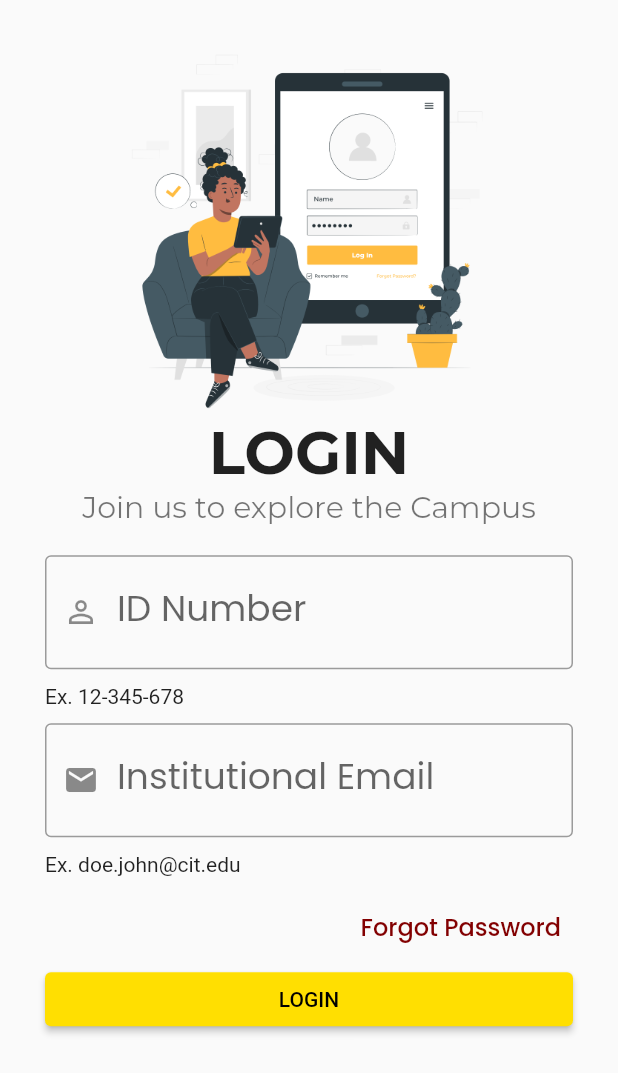
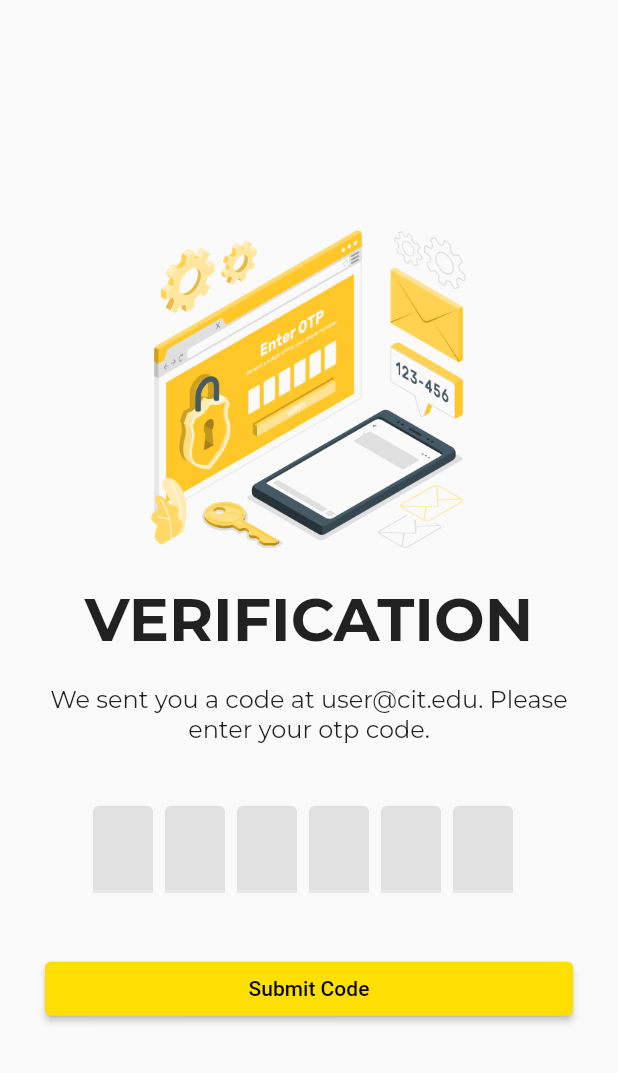
Before and after one commit to wyntrx/TeknoPath, a Flutter app: the LoginScreen screen opened directly, after a tap on "LOGIN", on a phone screen of 412 x 824 dp. Shown: the top 1073 px of the screen. Run offline on Flutter 3.47's test engine with Material 2 defaults, Android fonts, the phone set to English and light mode, and no system bars; drawn by our look-alikes of flutter_otp_text_field; our stand-ins replace get, google_fonts, lottie.

Commit message:
OTP Screen Created

```diff
--- a/teknopath_app/lib/main.dart
+++ b/teknopath_app/lib/main.dart
@@ -17,7 +17,6 @@ class MyApp extends StatelessWidget {
       theme: TAppTheme.lightTheme,
       darkTheme: TAppTheme.darkTheme,
       themeMode: ThemeMode.system,
-      title: 'Welcome to Flutter',
       home: const SplashScreen(),
     );
   }
--- a/teknopath_app/lib/src/features/authentication/screens/login_screen/login_form.dart
+++ b/teknopath_app/lib/src/features/authentication/screens/login_screen/login_form.dart
@@ -1,7 +1,8 @@
 import 'package:flutter/material.dart';
+import 'package:get/get.dart';
 import 'package:google_fonts/google_fonts.dart';
-import 'package:teknopath_app/src/constants/sizes.dart';
-import 'package:teknopath_app/src/constants/text_strings.dart';
+import 'package:teknopath_app/src/features/authentication/screens/login_screen/otp_screen/otp_screen.dart';
+import '../forgot_password/forgot_pass_option/forget_password_model_bottom_sheet.dart';
 
 class LoginForm extends StatelessWidget {
   const LoginForm({super.key});
@@ -15,12 +16,17 @@ class LoginForm extends StatelessWidget {
           crossAxisAlignment: CrossAxisAlignment.start,
           children: [
             TextFormField(
-              decoration: const InputDecoration(
-                prefixIcon: Icon(Icons.person_outline_outlined),
+              decoration: InputDecoration(
+                prefixIcon: const Icon(Icons.person_outline_outlined,
+                    color: Color(0xFF820001)),
                 labelText: "ID Number",
                 hintText: "Enter your ID number",
-                border: OutlineInputBorder(),
+                border: OutlineInputBorder(
+                  borderRadius: BorderRadius.circular(10.0),
+                ),
               ),
+              style: GoogleFonts.montserrat(
+                  fontSize: 18.0, fontWeight: FontWeight.w500),
             ),
             const SizedBox(
               height: 10,
@@ -32,12 +38,19 @@ class LoginForm extends StatelessWidget {
               height: 10,
             ),
             TextFormField(
-              decoration: const InputDecoration(
-                prefixIcon: Icon(Icons.email),
-                labelText: "Institutional Email",
+              decoration: InputDecoration(
+                prefixIcon: const Icon(
+                  Icons.email,
+                  color: Color(0xFF820001),
+                ),
+                labelText: "Email",
                 hintText: "Enter your Email",
-                border: OutlineInputBorder(),
+                border: OutlineInputBorder(
+                  borderRadius: BorderRadius.circular(10.0),
+                ),
               ),
+              style: GoogleFonts.montserrat(
+                  fontSize: 18.0, fontWeight: FontWeight.w500),
             ),
             const SizedBox(
               height: 10,
@@ -52,47 +65,7 @@ class LoginForm extends StatelessWidget {
               alignment: Alignment.centerRight,
               child: TextButton(
                 onPressed: () {
-                  showModalBottomSheet(
-                    context: context,
-                    shape: RoundedRectangleBorder(
-                        borderRadius: BorderRadius.circular(20.0)),
-                    builder: (context) => Container(
-                      padding: const EdgeInsets.all(tDefaultSize),
-                      child: Column(
-                        crossAxisAlignment: CrossAxisAlignment.start,
-                        children: [
-                          Text(
-                            tForgetPasswordTitle,
-                            style: GoogleFonts.montserrat(
-                              fontWeight: FontWeight.bold,
-                              fontSize: 30,
-                            ),
-                          ),
-                          Text(
-                            tForgetPasswordSubtitle,
-                            style: GoogleFonts.poppins(
-                              fontSize: 16,
-                            ),
-                          ),
-                          const SizedBox(height: tDefaultSize),
-                          ForgetPasswordBtnWidget(
-                            btnIcon: Icons.mail_outline_rounded,
-                            title: tEmail,
-                            subtitle: tResetViaEmail,
-                            onTap: () {},
-                          ),
-                          const SizedBox(height: tDefaultSize),
-                          ForgetPasswordBtnWidget(
-                            btnIcon: Icons.mobile_friendly_rounded,
-                            title: tPhone,
-                            subtitle: tResetViaPhone,
-                            onTap: () {},
-                          ),
-                          const SizedBox(height: tDefaultSize),
-                        ],
-                      ),
-                    ),
-                  );
+                  ForgetPasswordScreen.buildShowModalBottomSheet(context);
                 },
                 child: Text(
                   "Forgot Password",
@@ -106,63 +79,16 @@ class LoginForm extends StatelessWidget {
             SizedBox(
                 width: double.infinity,
                 child: ElevatedButton(
-                    onPressed: () {}, child: Text("Login".toUpperCase())))
+                    onPressed: () {
+                      Get.to(() => const OTPScreen());
+                    },
+                    style: ElevatedButton.styleFrom(
+                        shape: RoundedRectangleBorder(
+                            borderRadius: BorderRadius.circular(10.0))),
+                    child: Text("Login".toUpperCase()))),
           ],
         ),
       ),
     );
   }
 }
-
-class ForgetPasswordBtnWidget extends StatelessWidget {
-  const ForgetPasswordBtnWidget({
-    required this.btnIcon,
-    required this.title,
-    required this.subtitle,
-    required this.onTap,
-    Key? key,
-  }) : super(key: key);
-
-  final IconData btnIcon;
-  final String title, subtitle;
-  final VoidCallback onTap;
-  @override
-  Widget build(BuildContext context) {
-    return GestureDetector(
-      onTap: onTap,
-      child: Container(
-        padding: const EdgeInsets.all(20.0),
-        decoration: BoxDecoration(
-            borderRadius: BorderRadius.circular(10.0),
-            color: Colors.grey.shade200),
-        child: Row(
-          children: [
-            Icon(
-              btnIcon,
-              size: 60.0,
-            ),
-            const SizedBox(width: 10.0),
-            Column(
-              crossAxisAlignment: CrossAxisAlignment.start,
-              children: [
-                Text(
-                  title,
-                  style: GoogleFonts.montserrat(
-                    fontWeight: FontWeight.bold,
-                    fontSize: 16,
-                  ),
-                ),
-                Text(
-                  subtitle,
-                  style: GoogleFonts.poppins(
-                    fontSize: 16.0,
-                  ),
-                ),
-              ],
-            ),
-          ],
-        ),
-      ),
-    );
-  }
-}
--- /dev/null
+++ b/teknopath_app/lib/src/features/authentication/screens/login_screen/otp_screen/otp_screen.dart
@@ -0,0 +1,68 @@
+import 'package:flutter/material.dart';
+import 'package:flutter_otp_text_field/flutter_otp_text_field.dart';
+import 'package:google_fonts/google_fonts.dart';
+import 'package:teknopath_app/src/constants/sizes.dart';
+
+class OTPScreen extends StatelessWidget {
+  const OTPScreen({super.key});
+
+  @override
+  Widget build(BuildContext context) {
+    final size = MediaQuery.of(context).size;
+    return Scaffold(
+      body: Container(
+        padding: const EdgeInsets.all(tDefaultSize),
+        child: Column(
+          mainAxisAlignment: MainAxisAlignment.center,
+          //crossAxisAlignment: CrossAxisAlignment.center,
+          children: [
+            Image(
+              image: const AssetImage("assets/images/otp.png"),
+              height: size.height * 0.3,
+            ),
+            Text(
+              "VERIFICATION",
+              style: GoogleFonts.montserrat(
+                fontSize: 40.0,
+                fontWeight: FontWeight.bold,
+              ),
+            ),
+            const SizedBox(
+              height: 20.0,
+            ),
+            Text(
+              "We sent you a code at " +
+                  "user@cit.edu" +
+                  "." +
+                  " Please enter your otp code.",
+              style: GoogleFonts.montserrat(
+                fontSize: 16.0,
+                //fontWeight: FontWeight.bold,
+              ),
+              textAlign: TextAlign.center,
+            ),
+            const SizedBox(
+              height: 40.0,
+            ),
+            OtpTextField(
+              numberOfFields: 6,
+              fillColor: Colors.black.withOpacity(0.1),
+              filled: true,
+              onSubmit: (code) {
+                print("OTP is => $code");
+              },
+            ),
+            const SizedBox(
+              height: 40.0,
+            ),
+            SizedBox(
+              width: double.infinity,
+              child: ElevatedButton(
+                  onPressed: () {}, child: const Text("Submit Code")),
+            ),
+          ],
+        ),
+      ),
+    );
+  }
+}
--- a/teknopath_app/lib/src/features/authentication/screens/welcome/welcome_screen.dart
+++ b/teknopath_app/lib/src/features/authentication/screens/welcome/welcome_screen.dart
@@ -40,7 +40,8 @@ class Welcome extends StatelessWidget {
                   child: ElevatedButton(
                       onPressed: () => Get.to(() => const LoginScreen()),
                       style: ElevatedButton.styleFrom(
-                        shape: const RoundedRectangleBorder(),
+                        shape: RoundedRectangleBorder(
+                            borderRadius: BorderRadius.circular(10.0)),
                         foregroundColor: tWhiteColor,
                         backgroundColor: tSecondaryColor,
                         padding:
--- a/teknopath_app/lib/src/utils/theme/theme.dart
+++ b/teknopath_app/lib/src/utils/theme/theme.dart
@@ -5,7 +5,9 @@ class TAppTheme {
   TAppTheme._();
   static ThemeData lightTheme = ThemeData(
     brightness: Brightness.light,
-    primarySwatch: const MaterialColor(0xFFFFDF01, <int, Color>{
+    primarySwatch: const MaterialColor(
+      0xFFFFDF01,
+      <int, Color>{
         50: Color(0xFFFFEF80),
         100: Color(0xFFFFEC67),
         200: Color(0xFFFFE94D),
@@ -16,11 +18,27 @@ class TAppTheme {
         700: Color(0xFFE6CC1A),
         800: Color(0xFFD9C327),
         900: Color(0xFFCCB934),
-    }),
+      },
+    ),
     textTheme: TTextTheme.lightTextTheme,
   );
   static ThemeData darkTheme = ThemeData(
     brightness: Brightness.dark,
+    primarySwatch: const MaterialColor(
+      0xFFFFDF01,
+      <int, Color>{
+        50: Color(0xFFFFEF80),
+        100: Color(0xFFFFEC67),
+        200: Color(0xFFFFE94D),
+        300: Color(0xFFFFE534),
+        400: Color(0xFFFFE21A),
+        500: Color(0xFFFFDF01),
+        600: Color(0xFFF2D60E),
+        700: Color(0xFFE6CC1A),
+        800: Color(0xFFD9C327),
+        900: Color(0xFFCCB934),
+      },
+    ),
     textTheme: TTextTheme.darkTextTheme,
   );
 }
--- a/teknopath_app/pubspec.yaml
+++ b/teknopath_app/pubspec.yaml
@@ -17,6 +17,7 @@ dependencies:
   flutter_native_splash: ^2.2.14
   lottie: ^1.4.3
   get: ^4.6.5
+  flutter_otp_text_field: ^1.1.0+2
 
 dev_dependencies:
   flutter_test:
```
Also changed, not shown: teknopath_app/lib/src/features/authentication/screens/forgot_password/forgot_pass_option/forget_password_btn_widget.dart (added, +55 -0 lines), teknopath_app/lib/src/features/authentication/screens/forgot_password/forgot_pass_option/forget_password_model_bottom_sheet.dart (added, +51 -0 lines), teknopath_app/assets/images/otp.png (added), teknopath_app/pubspec.lock, 1 other file. Lines whose indentation alone changed are shown as unchanged.
